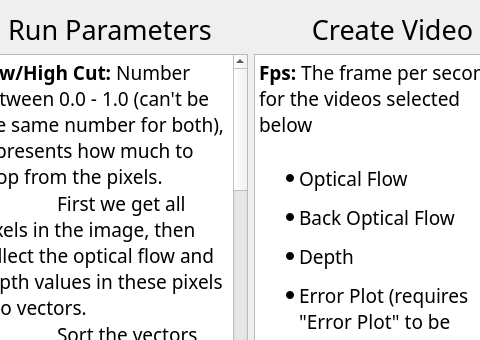
kevinhartyanyi/BSC-Thesis, file application/dialogInfo.ui: the form before one commit; both pictures show x 322 to 802 and y 0 to 340 of the 1146 by 495 pixel window.
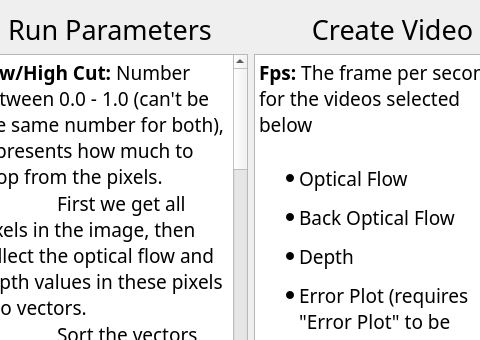
The form after the commit.

Commit message: Gried search

What changed in the file:
```diff
--- a/application/dialogInfo.ui
+++ b/application/dialogInfo.ui
@@ -112,6 +112,8 @@
 &lt;p style=&quot; margin-top:0px; margin-bottom:0px; margin-left:0px; margin-right:0px; -qt-block-indent:0; text-indent:0px;&quot;&gt;	Continue the calculation with these vectors. (The final pixels used for the speed calculation can be seen in the speed mask)&lt;/p&gt;
 &lt;p style=&quot; margin-top:0px; margin-bottom:0px; margin-left:0px; margin-right:0px; -qt-block-indent:0; text-indent:0px;&quot;&gt;	(Example: vector after sort [1,2,3,4,5,6,7,8,9,10], low cut=0.3, high cut=0.7, result: [3,4,5,6,7])&lt;/p&gt;
 &lt;p style=&quot;-qt-paragraph-type:empty; margin-top:0px; margin-bottom:0px; margin-left:0px; margin-right:0px; -qt-block-indent:0; text-indent:0px;&quot;&gt;&lt;br /&gt;&lt;/p&gt;
+&lt;p style=&quot; margin-top:0px; margin-bottom:0px; margin-left:0px; margin-right:0px; -qt-block-indent:0; text-indent:0px;&quot;&gt;&lt;span style=&quot; font-weight:600;&quot;&gt;Optimize parameters:&lt;/span&gt; If selected, then run parameter optimization with grid search. Searches for the parameter combination with the best rmse (root mean squered error), creates csv with results.&lt;/p&gt;
+&lt;p style=&quot;-qt-paragraph-type:empty; margin-top:0px; margin-bottom:0px; margin-left:0px; margin-right:0px; -qt-block-indent:0; text-indent:0px;&quot;&gt;&lt;br /&gt;&lt;/p&gt;
 &lt;p style=&quot; margin-top:0px; margin-bottom:0px; margin-left:0px; margin-right:0px; -qt-block-indent:0; text-indent:0px;&quot;&gt;&lt;span style=&quot; font-weight:600;&quot;&gt;Superpixel segmentation: &lt;/span&gt;Superpixel segmentation methods&lt;/p&gt;
 &lt;p style=&quot;-qt-paragraph-type:empty; margin-top:0px; margin-bottom:0px; margin-left:0px; margin-right:0px; -qt-block-indent:0; text-indent:0px;&quot;&gt;&lt;br /&gt;&lt;/p&gt;
 &lt;ul style=&quot;margin-top: 0px; margin-bottom: 0px; margin-left: 0px; margin-right: 0px; -qt-list-indent: 1;&quot;&gt;&lt;li style=&quot; margin-top:0px; margin-bottom:12px; margin-left:0px; margin-right:0px; -qt-block-indent:0; text-indent:0px;&quot;&gt;Nothing: No superpixel method will be used&lt;/li&gt;
```
The commit also changes 9 other files.
